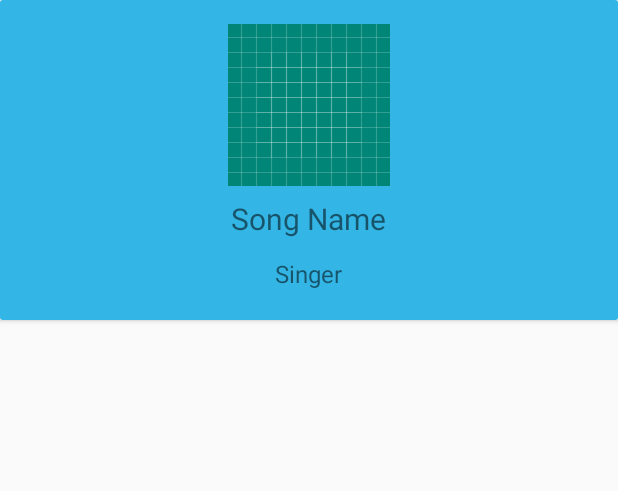
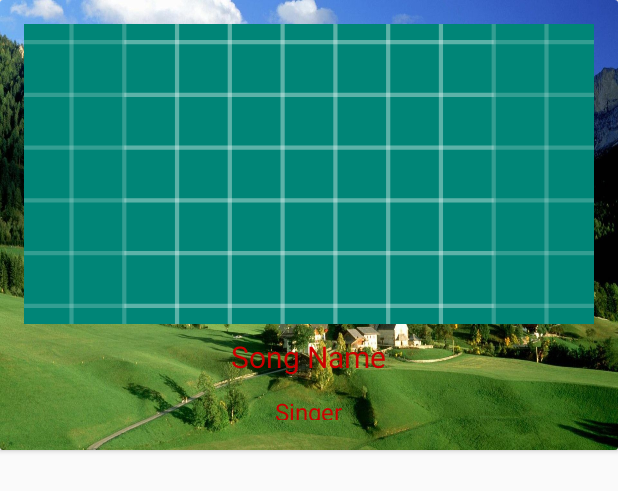
Before and after one commit to AnanTripathi046/RetrofitProject, an Android app: the layout card_item.xml on its own in the app's theme, with its tools: preview values and no code run, on a phone screen of 412 x 824 dp. Shown: the top 491 px of the screen. Run offline under Robolectric (Android 15) with nearby library versions, the phone set to English and light mode, and no system bars.

```diff
--- a/app/build.gradle
+++ b/app/build.gradle
@@ -34,4 +34,6 @@ dependencies {
     androidTestImplementation 'androidx.test.espresso:espresso-core:3.2.0'
     implementation 'androidx.cardview:cardview:1.0.0'
     implementation 'androidx.recyclerview:recyclerview:1.1.0'
+    implementation 'com.github.bumptech.glide:glide:4.11.0'
+    annotationProcessor 'com.github.bumptech.glide:compiler:4.11.0'
 }
--- a/app/src/main/res/layout/card_item.xml
+++ b/app/src/main/res/layout/card_item.xml
@@ -2,38 +2,47 @@
 
 <androidx.cardview.widget.CardView xmlns:android="http://schemas.android.com/apk/res/android"
     xmlns:tools="http://schemas.android.com/tools"
+    xmlns:app="http://schemas.android.com/apk/res-auto"
     android:orientation="vertical"
     android:layout_width="match_parent"
     android:layout_height="wrap_content"
+    app:cardCornerRadius="2dp"
+    android:elevation="@dimen/cardview_compat_inset_shadow"
     android:id="@+id/card">
+
     <LinearLayout
 
         android:layout_width="match_parent"
-            android:layout_height="match_parent"
-            android:padding="16dp"
+        android:layout_height="300dp"
+        android:background="@drawable/i"
         android:orientation="vertical"
+        android:padding="16dp">
 
-            android:background="@android:color/holo_blue_light">
         <ImageView
-                android:src="@drawable/ic_launcher_background"
+            android:id="@+id/image"
+            android:scaleType="centerCrop"
             android:layout_width="match_parent"
-                android:layout_height="wrap_content"
-                />
+            android:layout_height="200dp"
+            android:src="@drawable/ic_launcher_background" />
+
         <TextView
+            android:id="@+id/song_name"
             android:layout_width="wrap_content"
             android:layout_height="wrap_content"
             android:layout_gravity="center_horizontal"
-                tools:text="Song Name"
+            android:padding="8dp"
             android:textSize="20dp"
-                android:padding="8dp"
-                android:id="@+id/song_name"/>
+            android:textColor="@android:color/holo_red_dark"
+            tools:text="Song Name" />
+
         <TextView
+            android:id="@+id/singer"
             android:layout_width="wrap_content"
             android:layout_height="wrap_content"
+            android:layout_gravity="center_horizontal"
+            android:padding="4dp"
             android:textSize="16dp"
-                android:padding="4dp"
-                android:layout_gravity="center_horizontal"
-                tools:text="Singer"
-                android:id="@+id/singer"/>
+            android:textColor="@android:color/holo_red_dark"
+            tools:text="Singer" />
     </LinearLayout>
 </androidx.cardview.widget.CardView>
--- a/build.gradle
+++ b/build.gradle
@@ -7,7 +7,7 @@ buildscript {
 
     }
     dependencies {
-        classpath 'com.android.tools.build:gradle:3.5.3'
+        classpath 'com.android.tools.build:gradle:3.6.1'
 
         // NOTE: Do not place your application dependencies here; they belong
         // in the individual module build.gradle files
```
Also changed, not shown: app/src/main/java/com/example/retrofitproject/MyAdapter.java (+13 -8 lines), gradle/wrapper/gradle-wrapper.properties, 1 other file. Lines whose indentation alone changed are shown as unchanged.
